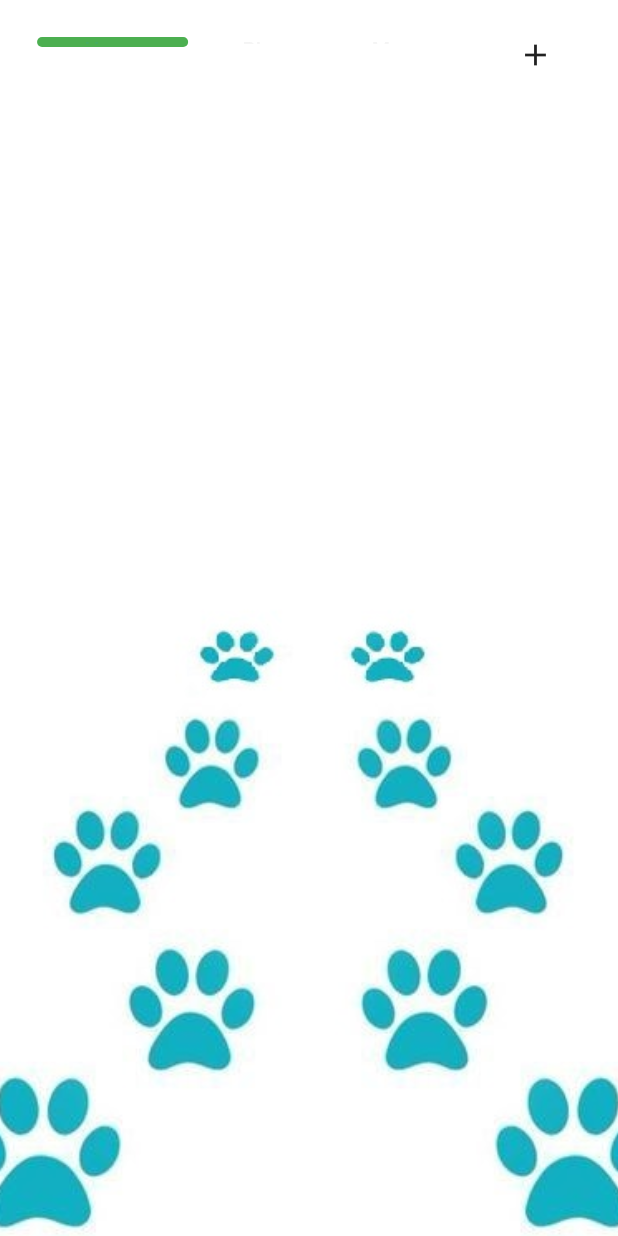
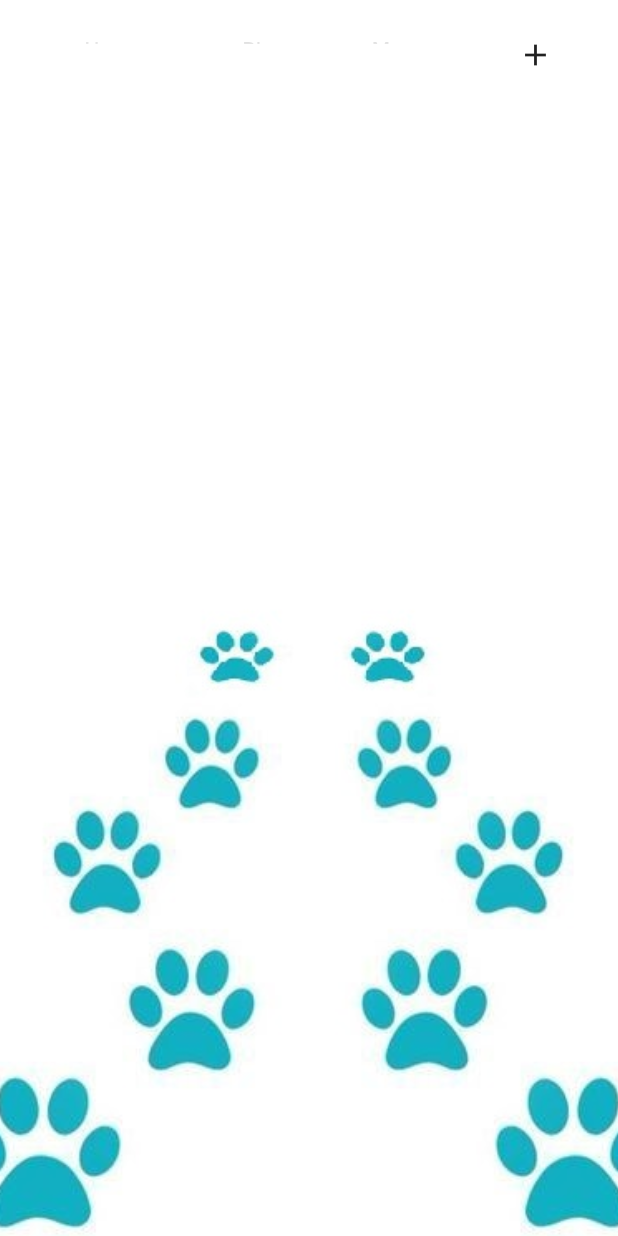
Before and after one commit to HakkiAkut/hope-nest, a Flutter app: the screen it shows after launch, after a tap on "Sign In", after a tap on "Sign up for free", on a phone screen of 412 x 824 dp. Run offline on Flutter 3.47's test engine with Material 2 defaults, Android fonts, the phone set to English and light mode, and no system bars; our stand-ins replace cloud_firestore, firebase_auth, firebase_core, get_it; accounts and stored records are empty; statements that could not run were skipped.

Commit message:
View :: Components : Navigation Bar UI update

```diff
--- a/lib/views/components/navigation_bar/navigation_bar.dart
+++ b/lib/views/components/navigation_bar/navigation_bar.dart
@@ -1,5 +1,6 @@
 import 'package:flutter/cupertino.dart';
 import 'package:flutter/material.dart';
+import 'package:hope_nest/util/constants/palette.dart';
 
 class NavigationBar extends StatelessWidget {
   const NavigationBar({Key? key}) : super(key: key);
@@ -7,12 +8,12 @@ class NavigationBar extends StatelessWidget {
   @override
   Widget build(BuildContext context) {
     return const TabBar(
-      indicatorColor: Colors.blue,
-      unselectedLabelColor: Colors.grey,
-      labelColor: Colors.blue,
+      indicatorColor: Colors.orange,
+      unselectedLabelColor: Colors.black,
+      labelColor: Palette.NAVBAR_BACKGROUND_HOVER_TEXT,
       indicator: BoxDecoration(
         borderRadius: BorderRadius.all(Radius.circular(25.0)),
-        color: Colors.green,
+        color: Palette.NAVBAR_BACKGROUND_HOVER,
       ),
       tabs: [
         Tab(
```
